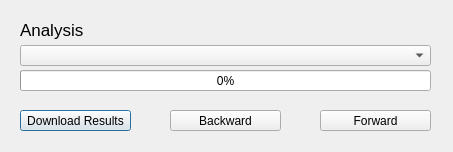
This is ui/watering_analysis_dialog.ui in Ingeniousware/QGISWaterIng as Qt 5 draws it before an edit. The edited form follows.
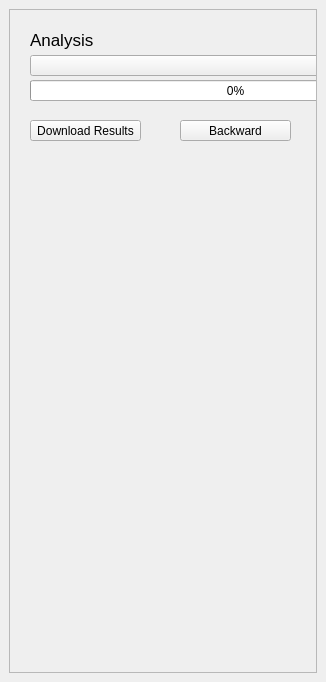
This is the edited form.

Commit message: Water analysis side panel

What changed in the file:
```diff
--- a/ui/watering_analysis_dialog.ui
+++ b/ui/watering_analysis_dialog.ui
@@ -1,22 +1,26 @@
 <?xml version="1.0" encoding="UTF-8"?>
 <ui version="4.0">
- <class>loadAnalysis</class>
- <widget class="QDialog" name="loadAnalysis">
-  <property name="windowModality">
-   <enum>Qt::ApplicationModal</enum>
-  </property>
+    <class>QGISAnalysisDock</class>
+    <widget class="QDockWidget" name="QGISAnalysisDock">
   <property name="geometry">
    <rect>
     <x>0</x>
     <y>0</y>
-    <width>453</width>
-    <height>152</height>
+                <width>326</width>
+                <height>682</height>
    </rect>
   </property>
   <property name="windowTitle">
    <string>Water Analysis</string>
   </property>
-
+        <widget class="QWidget" name="dockWidgetContents">
+            <layout class="QGridLayout" name="gridLayout_2">
+                <item row="0" column="1">
+                    <widget class="QScrollArea" name="scrollArea">
+                        <property name="widgetResizable">
+                            <bool>true</bool>
+                        </property>
+                        <widget class="QWidget" name="scrollAreaWidgetContents">
   <widget class="QLabel" name="projectLabel">
    <property name="enabled">
     <bool>true</bool>
@@ -40,7 +44,6 @@
     <string>Analysis</string>
    </property>
   </widget>
-
   <widget class="QComboBox" name="analysis_box">
    <property name="geometry">
     <rect>
@@ -51,7 +54,6 @@
     </rect>
    </property>
   </widget>
-  
   <widget class="QPushButton" name="BtGetAnalysisResultsCurrent">
    <property name="geometry">
     <rect>
@@ -103,6 +105,11 @@
    <property name="value">
     <number>0</number>
    </property>
+                            </widget>
+                        </widget>
+                    </widget>
+                </item>
+            </layout>
   </widget>
  </widget>
  <resources/>
```
Lines whose indentation alone changed are shown as unchanged. The commit also changes 2 other files.
